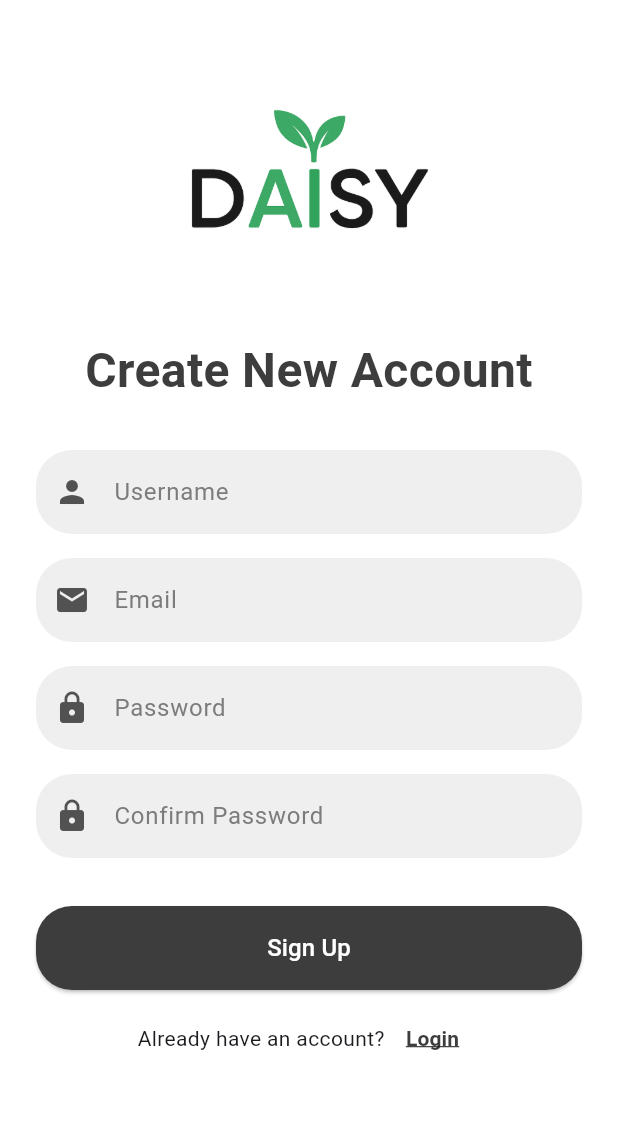
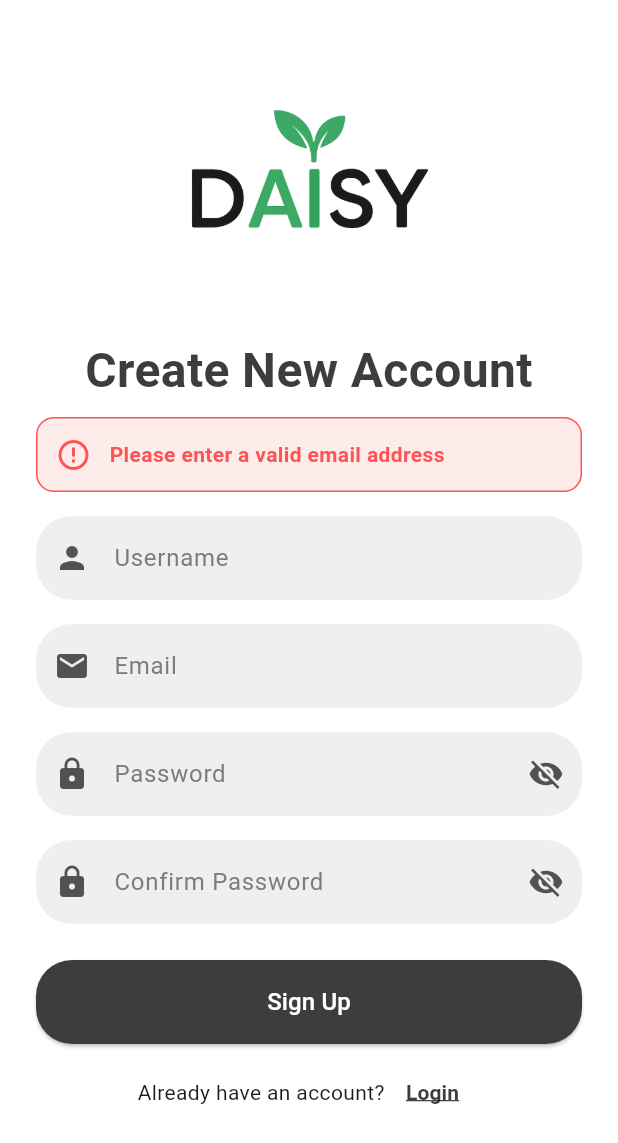
Before and after one commit to NadiaAlshariah/DAISY-frontend, a Flutter app: the SignupPage screen opened directly, after a tap on "Sign Up", on a phone screen of 412 x 824 dp. Shown: the top 1143 px of the screen. Run offline on Flutter 3.47's test engine with Material 3 defaults, Android fonts, the light colour scheme and no system bars; our stand-ins replace jwt_decoder, shared_preferences; accounts and stored records are empty; network calls fail.

Commit message:
add auth logic

```diff
--- a/lib/auth/service/auth_service.dart
+++ b/lib/auth/service/auth_service.dart
@@ -1,27 +1,173 @@
 import 'dart:convert';
+import 'dart:async';
 import 'package:http/http.dart' as http;
 import 'package:shared_preferences/shared_preferences.dart';
+import 'package:jwt_decoder/jwt_decoder.dart';
 
 class AuthService {
-  static const String baseUrl = 'http://localhost:8000';
+  static const String baseUrl = 'http://192.168.1.13:5000';
 
-  static Future<void> login(String email, String password) async {
-    final url = Uri.parse('$baseUrl/api/login');
+  // Login and store token
+  static Future<void> login(String emailOrUsername, String password) async {
+    final url = Uri.parse('$baseUrl/auth/login');
 
-    final response = await http.post(
+    try {
+      final response = await http
+          .post(
             url,
             headers: {'Content-Type': 'application/json'},
-      body: jsonEncode({'email': email, 'password': password}),
-    );
+            body: jsonEncode({
+              'email_or_username': emailOrUsername,
+              'password': password,
+            }),
+          )
+          .timeout(const Duration(seconds: 10));
 
       if (response.statusCode == 200) {
         final data = jsonDecode(response.body);
-      final token = data['token'];
+        final token = data['access_token'];
 
         final prefs = await SharedPreferences.getInstance();
         await prefs.setString('jwt_token', token);
       } else {
-      throw Exception('Login failed');
+        final errorData = jsonDecode(response.body);
+        final error = errorData['error'] ?? 'Login failed';
+        throw Exception(error);
+      }
+    } on TimeoutException {
+      throw Exception('Request timed out. Please check your internet.');
+    } catch (e) {
+      rethrow;
+    }
+  }
+
+  static Future<void> signup({
+    required String email,
+    required String username,
+    required String password,
+    required String confirmPassword,
+  }) async {
+    final url = Uri.parse('$baseUrl/auth/register');
+
+    _validateSignupInput(
+      email: email,
+      username: username,
+      password: password,
+      confirmPassword: confirmPassword,
+    );
+
+    try {
+      final response = await http
+          .post(
+            url,
+            headers: {'Content-Type': 'application/json'},
+            body: jsonEncode({
+              'email': email,
+              'username': username,
+              'password': password,
+            }),
+          )
+          .timeout(const Duration(seconds: 10));
+
+      if (response.statusCode == 201 || response.statusCode == 200) {
+        final data = jsonDecode(response.body);
+        final token = data['access_token'];
+
+        final prefs = await SharedPreferences.getInstance();
+        await prefs.setString('jwt_token', token);
+      } else {
+        final errorData = jsonDecode(response.body);
+        final error = errorData['error'] ?? 'Signup failed';
+        throw Exception(error);
+      }
+    } on TimeoutException {
+      throw Exception('Request timed out. Please check your internet.');
+    } catch (e) {
+      rethrow;
+    }
+  }
+
+  static Future<void> logout() async {
+    final prefs = await SharedPreferences.getInstance();
+    await prefs.remove('jwt_token');
+  }
+
+  static Future<String?> getToken() async {
+    final prefs = await SharedPreferences.getInstance();
+    return prefs.getString('jwt_token');
+  }
+
+  static Future<bool> isLoggedIn() async {
+    final token = await getToken();
+    return token != null;
+  }
+
+  static isTokenValid(String token) {
+    return !JwtDecoder.isExpired(token);
+  }
+
+  static Future<Map<String, dynamic>?> getUserInfo() async {
+    final token = await getToken();
+    if (token == null || JwtDecoder.isExpired(token)) return null;
+
+    try {
+      return JwtDecoder.decode(token);
+    } catch (e) {
+      return null;
+    }
+  }
+
+  static Future<String?> getUserId() async {
+    final user = await getUserInfo();
+    return user?['sub'];
+  }
+
+  static Future<String?> getUsername() async {
+    final user = await getUserInfo();
+    return user?['username'];
+  }
+
+  static void _validateSignupInput({
+    required String email,
+    required String username,
+    required String password,
+    required String confirmPassword,
+  }) {
+    final emailRegex = RegExp(r'^[\w-\.]+@([\w-]+\.)+[\w-]{2,4}$');
+    if (!emailRegex.hasMatch(email)) {
+      throw Exception('Please enter a valid email address');
+    }
+
+    if (username.length < 3 || username.contains(' ')) {
+      throw Exception(
+        'Username must be at least 3 characters and contain no spaces',
+      );
+    }
+
+    if (password.length < 8) {
+      throw Exception('Password must be at least 8 characters long');
+    }
+
+    final lowercase = RegExp(r'[a-z]');
+    final uppercase = RegExp(r'[A-Z]');
+    final digit = RegExp(r'\d');
+    final special = RegExp(r'[!@#\$%^&*(),.?":{}|<>]');
+
+    if (!lowercase.hasMatch(password)) {
+      throw Exception('Password must contain at least one lowercase letter');
+    }
+    if (!uppercase.hasMatch(password)) {
+      throw Exception('Password must contain at least one uppercase letter');
+    }
+    if (!digit.hasMatch(password)) {
+      throw Exception('Password must contain at least one number');
+    }
+    if (!special.hasMatch(password)) {
+      throw Exception('Password must contain at least one special character');
+    }
+
+    if (password != confirmPassword) {
+      throw Exception('Passwords do not match');
     }
   }
 }
--- a/lib/auth/view/signup_page.dart
+++ b/lib/auth/view/signup_page.dart
@@ -1,9 +1,52 @@
+import 'package:daisy_frontend/widgets/password_input_field.dart';
 import 'package:flutter/material.dart';
 import '/constants/app_colors.dart';
-import '/auth/view/login_page.dart';
+import 'package:daisy_frontend/auth/service/auth_service.dart';
+import 'package:daisy_frontend/widgets/auth_input_field.dart';
+import 'package:daisy_frontend/widgets/input_error.dart';
+import 'package:daisy_frontend/auth/view/login_page.dart';
 
-class SignupPage extends StatelessWidget {
+class SignupPage extends StatefulWidget {
   const SignupPage({super.key});
+
+  @override
+  State<SignupPage> createState() => _SignupPageState();
+}
+
+class _SignupPageState extends State<SignupPage> {
+  final emailController = TextEditingController();
+  final usernameController = TextEditingController();
+  final passwordController = TextEditingController();
+  final confirmPasswordController = TextEditingController();
+
+  String? errorMessage;
+  bool isLoading = false;
+
+  void _signup() async {
+    setState(() {
+      isLoading = true;
+      errorMessage = null;
+    });
+
+    try {
+      await AuthService.signup(
+        email: emailController.text.trim(),
+        username: usernameController.text.trim(),
+        password: passwordController.text,
+        confirmPassword: confirmPasswordController.text,
+      );
+      if (!mounted) return;
+      Navigator.pushReplacementNamed(context, '/home');
+    } catch (e) {
+      setState(() {
+        errorMessage = e.toString().replaceFirst('Exception: ', '');
+      });
+    } finally {
+      setState(() {
+        isLoading = false;
+      });
+    }
+  }
 
   @override
   Widget build(BuildContext context) {
@@ -13,10 +56,10 @@ class SignupPage extends StatelessWidget {
         top: false,
         bottom: false,
         child: Padding(
-          padding: EdgeInsets.symmetric(horizontal: 24.0),
+          padding: const EdgeInsets.symmetric(horizontal: 24.0),
           child: ListView(
             children: [
-              SizedBox(height: 24.0),
+              const SizedBox(height: 24.0),
               Center(
                 child: Image.asset(
                   "assets/images/logo.png",
@@ -34,118 +77,77 @@ class SignupPage extends StatelessWidget {
                 ),
                 textAlign: TextAlign.center,
               ),
-              SizedBox(height: 30.0),
-              Container(
-                height: 56.0,
-                decoration: BoxDecoration(
-                  color: AppColors.input,
-                  borderRadius: BorderRadius.circular(24.0),
+              const SizedBox(height: 8.0),
+
+              if (errorMessage != null) InputError(message: errorMessage!),
+
+              AuthInputField(
+                controller: usernameController,
+                hintText: 'Username',
+                icon: Icons.person,
               ),
-                child: TextField(
-                  decoration: InputDecoration(
-                    hintText: 'Username',
-                    hintStyle: TextStyle(
-                      color: AppColors.secondary,
-                      fontSize: 16.0,
+              const SizedBox(height: 16.0),
+
+              AuthInputField(
+                controller: emailController,
+                hintText: 'Email',
+                icon: Icons.email,
               ),
-                    prefixIcon: Icon(Icons.person, color: AppColors.icon),
-                    border: InputBorder.none,
-                    contentPadding: EdgeInsets.all(16.0),
+              const SizedBox(height: 16.0),
+
+              PasswordInputField(
+                controller: passwordController,
+                hintText: 'Password',
+                icon: Icons.lock,
               ),
+              const SizedBox(height: 16.0),
+
+              PasswordInputField(
+                controller: confirmPasswordController,
+                hintText: 'Confirm Password',
+                icon: Icons.lock,
               ),
-              ),
-              SizedBox(height: 16.0),
-              Container(
-                height: 56.0,
-                decoration: BoxDecoration(
-                  color: AppColors.input,
-                  borderRadius: BorderRadius.circular(24.0),
-                ),
-                child: TextField(
-                  decoration: InputDecoration(
-                    hintText: 'Email',
-                    hintStyle: TextStyle(
-                      color: AppColors.secondary,
-                      fontSize: 16.0,
-                    ),
-                    prefixIcon: Icon(Icons.email, color: AppColors.icon),
-                    border: InputBorder.none,
-                    contentPadding: EdgeInsets.all(16.0),
-                  ),
-                ),
-              ),
-              SizedBox(height: 16.0),
-              Container(
-                height: 56.0,
-                decoration: BoxDecoration(
-                  color: AppColors.input,
-                  borderRadius: BorderRadius.circular(24.0),
-                ),
-                child: TextField(
-                  decoration: InputDecoration(
-                    hintText: 'Password',
-                    hintStyle: TextStyle(
-                      color: AppColors.secondary,
-                      fontSize: 16.0,
-                    ),
-                    prefixIcon: Icon(Icons.lock, color: AppColors.icon),
-                    border: InputBorder.none,
-                    contentPadding: EdgeInsets.all(16.0),
-                  ),
-                ),
-              ),
-              SizedBox(height: 16.0),
-              Container(
-                height: 56.0,
-                decoration: BoxDecoration(
-                  color: AppColors.input,
-                  borderRadius: BorderRadius.circular(24.0),
-                ),
-                child: TextField(
-                  decoration: InputDecoration(
-                    hintText: 'Confirm Password',
-                    hintStyle: TextStyle(
-                      color: AppColors.secondary,
-                      fontSize: 16.0,
-                    ),
-                    prefixIcon: Icon(Icons.lock, color: AppColors.icon),
-                    border: InputBorder.none,
-                    contentPadding: EdgeInsets.all(16.0),
-                  ),
-                ),
-              ),
-              SizedBox(height: 32.0),
+              const SizedBox(height: 24.0),
+
               SizedBox(
                 height: 56.0,
                 child: ElevatedButton(
-                  onPressed: () => {},
+                  onPressed: isLoading ? null : _signup,
                   style: ElevatedButton.styleFrom(
                     backgroundColor: AppColors.primary,
                     shape: RoundedRectangleBorder(
                       borderRadius: BorderRadius.circular(24),
                     ),
                   ),
-                  child: Text(
+                  child:
+                      isLoading
+                          ? const CircularProgressIndicator(
+                            valueColor: AlwaysStoppedAnimation<Color>(
+                              Colors.white,
+                            ),
+                          )
+                          : const Text(
                             'Sign Up',
-                    style: TextStyle(color: Colors.white, fontSize: 16.0),
+                            style: TextStyle(
+                              color: Colors.white,
+                              fontSize: 16.0,
                             ),
                           ),
                 ),
-              SizedBox(height: 8.0),
+              ),
+              const SizedBox(height: 8.0),
               Row(
                 mainAxisAlignment: MainAxisAlignment.center,
                 children: [
-                  Text('Already have an account?'),
+                  const Text('Already have an account?'),
                   TextButton(
                     onPressed:
-                        () => {
-                          Navigator.push(
+                        () => Navigator.push(
                           context,
                           MaterialPageRoute(
                             builder: (context) => const LoginPage(),
                           ),
                         ),
-                        },
                     child: Text(
                       'Login',
                       style: TextStyle(
--- /dev/null
+++ b/lib/widgets/auth_input_field.dart
@@ -0,0 +1,39 @@
+import 'package:flutter/material.dart';
+import '/constants/app_colors.dart';
+
+class AuthInputField extends StatelessWidget {
+  final TextEditingController controller;
+  final String hintText;
+  final IconData icon;
+  final bool obscureText;
+
+  const AuthInputField({
+    super.key,
+    required this.controller,
+    required this.hintText,
+    required this.icon,
+    this.obscureText = false,
+  });
+
+  @override
+  Widget build(BuildContext context) {
+    return Container(
+      height: 56.0,
+      decoration: BoxDecoration(
+        color: AppColors.input,
+        borderRadius: BorderRadius.circular(24.0),
+      ),
+      child: TextField(
+        controller: controller,
+        obscureText: obscureText,
+        decoration: InputDecoration(
+          hintText: hintText,
+          hintStyle: TextStyle(color: AppColors.secondary, fontSize: 16.0),
+          prefixIcon: Icon(icon, color: AppColors.icon),
+          border: InputBorder.none,
+          contentPadding: const EdgeInsets.all(16.0),
+        ),
+      ),
+    );
+  }
+}
--- /dev/null
+++ b/lib/widgets/input_error.dart
@@ -0,0 +1,36 @@
+import 'package:flutter/material.dart';
+
+class InputError extends StatelessWidget {
+  final String message;
+
+  const InputError({super.key, required this.message});
+
+  @override
+  Widget build(BuildContext context) {
+    return Container(
+      padding: const EdgeInsets.all(12.0),
+      margin: const EdgeInsets.only(bottom: 16.0),
+      decoration: BoxDecoration(
+        color: Colors.red.withAlpha((255 * 0.1).round()),
+        border: Border.all(color: Colors.redAccent),
+        borderRadius: BorderRadius.circular(12.0),
+      ),
+      child: Row(
+        children: [
+          const Icon(Icons.error_outline, color: Colors.redAccent),
+          const SizedBox(width: 12.0),
+          Expanded(
+            child: Text(
+              message,
+              style: const TextStyle(
+                color: Colors.redAccent,
+                fontWeight: FontWeight.w600,
+                fontSize: 14.0,
+              ),
+            ),
+          ),
+        ],
+      ),
+    );
+  }
+}
--- /dev/null
+++ b/lib/widgets/password_input_field.dart
@@ -0,0 +1,55 @@
+import 'package:flutter/material.dart';
+import '/constants/app_colors.dart';
+
+class PasswordInputField extends StatefulWidget {
+  final TextEditingController controller;
+  final String hintText;
+  final IconData icon;
+
+  const PasswordInputField({
+    super.key,
+    required this.controller,
+    required this.hintText,
+    required this.icon,
+  });
+
+  @override
+  State<PasswordInputField> createState() => _PasswordInputFieldState();
+}
+
+class _PasswordInputFieldState extends State<PasswordInputField> {
+  bool _obscureText = true;
+
+  @override
+  Widget build(BuildContext context) {
+    return Container(
+      height: 56.0,
+      decoration: BoxDecoration(
+        color: AppColors.input,
+        borderRadius: BorderRadius.circular(24.0),
+      ),
+      child: TextField(
+        controller: widget.controller,
+        obscureText: _obscureText,
+        decoration: InputDecoration(
+          hintText: widget.hintText,
+          hintStyle: TextStyle(color: AppColors.secondary, fontSize: 16.0),
+          prefixIcon: Icon(widget.icon, color: AppColors.icon),
+          suffixIcon: IconButton(
+            icon: Icon(
+              _obscureText ? Icons.visibility_off : Icons.visibility,
+              color: AppColors.icon,
+            ),
+            onPressed: () {
+              setState(() {
+                _obscureText = !_obscureText;
+              });
+            },
+          ),
+          border: InputBorder.none,
+          contentPadding: const EdgeInsets.all(16.0),
+        ),
+      ),
+    );
+  }
+}
--- a/pubspec.yaml
+++ b/pubspec.yaml
@@ -11,6 +11,7 @@ dependencies:
     sdk: flutter
   http: ^0.13.6
   shared_preferences: 2.2.2
+  jwt_decoder: ^2.0.1
 
 dev_dependencies:
   flutter_test:
```
Also changed, not shown: lib/app/views/home_page.dart (+27 -3 lines), lib/auth/view/login_page.dart (+50 -63 lines), lib/main.dart (+35 -3 lines), pubspec.lock. Lines whose indentation alone changed are shown as unchanged.
